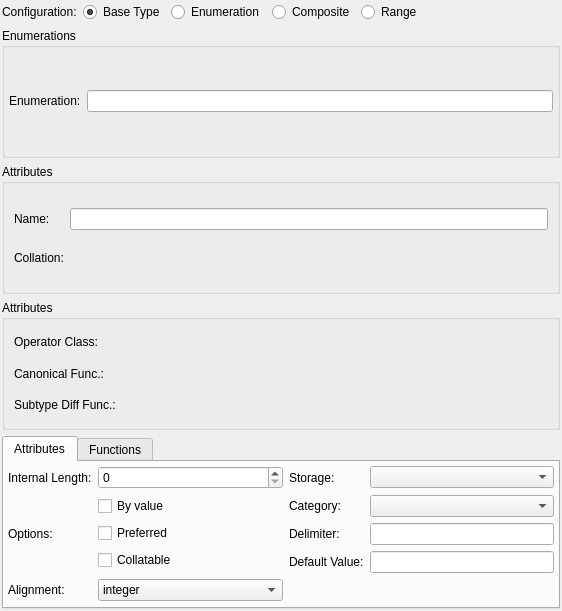
Before: the Qt Designer form libpgmodeler_ui/ui/typewidget.ui in pgmodeler/pgmodeler, drawn with Qt 5.
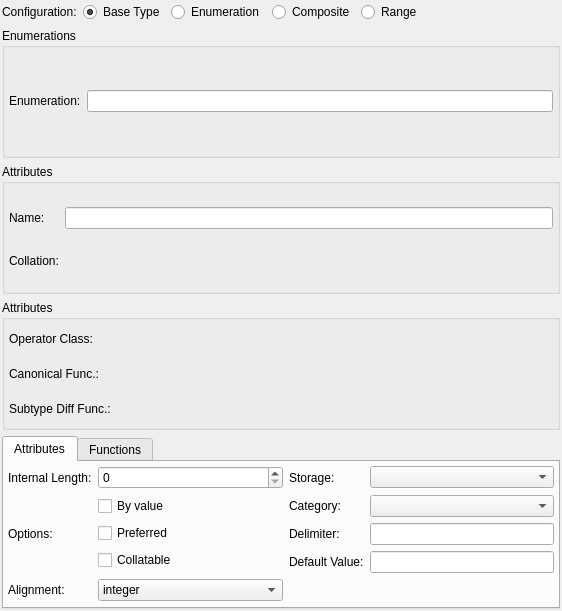
After: the same form once the commit is applied.

The edit to the form file:
```diff
--- a/libpgmodeler_ui/ui/typewidget.ui
+++ b/libpgmodeler_ui/ui/typewidget.ui
@@ -440,6 +440,18 @@
       <string>Attributes</string>
      </property>
      <layout class="QGridLayout" name="gridLayout_4">
+      <property name="leftMargin">
+       <number>4</number>
+      </property>
+      <property name="topMargin">
+       <number>4</number>
+      </property>
+      <property name="rightMargin">
+       <number>4</number>
+      </property>
+      <property name="bottomMargin">
+       <number>4</number>
+      </property>
       <property name="spacing">
        <number>6</number>
       </property>
@@ -481,6 +493,18 @@
       <string>Attributes</string>
      </property>
      <layout class="QGridLayout" name="gridLayout_5">
+      <property name="leftMargin">
+       <number>4</number>
+      </property>
+      <property name="topMargin">
+       <number>4</number>
+      </property>
+      <property name="rightMargin">
+       <number>4</number>
+      </property>
+      <property name="bottomMargin">
+       <number>4</number>
+      </property>
       <property name="spacing">
        <number>6</number>
       </property>
```
